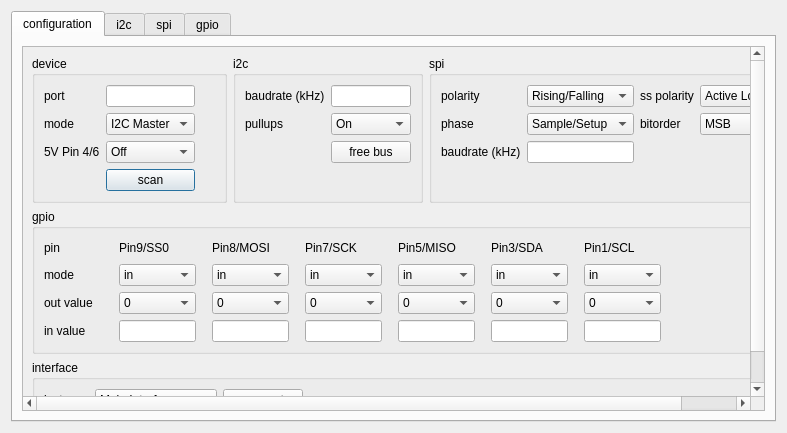
Old version of the form ScriptCommunicator/exampleScripts/WorkerScripts/TestAardvardI2cSpi/TestAardvardI2cSpi.ui in the repository szieke/ScriptCommunicator_serial-terminal.
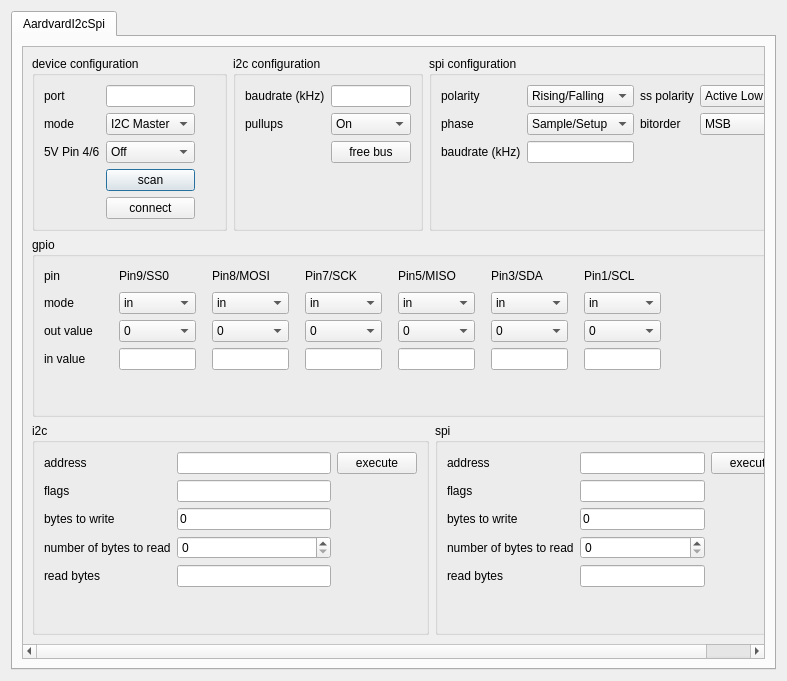
New version of the form.

Commit message: Aardvard I2C/SPI implemented.

```diff
--- a/ScriptCommunicator/exampleScripts/WorkerScripts/TestAardvardI2cSpi/TestAardvardI2cSpi.ui
+++ b/ScriptCommunicator/exampleScripts/WorkerScripts/TestAardvardI2cSpi/TestAardvardI2cSpi.ui
@@ -7,7 +7,7 @@
     <x>0</x>
     <y>0</y>
     <width>787</width>
-    <height>433</height>
+    <height>681</height>
    </rect>
   </property>
   <property name="windowTitle">
@@ -27,7 +27,7 @@
      </property>
      <widget class="QWidget" name="tabAardvardI2cSpi">
       <attribute name="title">
-       <string>configuration</string>
+       <string>AardvardI2cSpi</string>
       </attribute>
       <layout class="QVBoxLayout" name="verticalLayout_14">
        <item>
@@ -41,14 +41,14 @@
             <x>0</x>
             <y>0</y>
             <width>743</width>
-            <height>369</height>
+            <height>617</height>
            </rect>
           </property>
-          <layout class="QGridLayout" name="gridLayout_4">
+          <layout class="QGridLayout" name="gridLayout_3">
            <item row="0" column="0">
             <widget class="QGroupBox" name="groupBox_10">
              <property name="title">
-              <string>device</string>
+              <string>device configuration</string>
              </property>
              <layout class="QGridLayout" name="gridLayout_14">
               <item row="6" column="1">
@@ -163,13 +163,20 @@
                 </property>
                </widget>
               </item>
+              <item row="7" column="1">
+               <widget class="QPushButton" name="AardvardI2cConnect">
+                <property name="text">
+                 <string>connect</string>
+                </property>
+               </widget>
+              </item>
              </layout>
             </widget>
            </item>
            <item row="0" column="1">
             <widget class="QGroupBox" name="groupBox_11">
              <property name="title">
-              <string>i2c</string>
+              <string>i2c configuration</string>
              </property>
              <layout class="QGridLayout" name="gridLayout_16">
               <item row="3" column="1">
@@ -252,10 +259,10 @@
              </layout>
             </widget>
            </item>
-           <item row="0" column="2">
+           <item row="0" column="2" colspan="2">
             <widget class="QGroupBox" name="groupBox_12">
              <property name="title">
-              <string>spi</string>
+              <string>spi configuration</string>
              </property>
              <layout class="QGridLayout" name="gridLayout_15">
               <item row="1" column="1">
@@ -400,7 +407,7 @@
              </layout>
             </widget>
            </item>
-           <item row="1" column="0" colspan="3">
+           <item row="1" column="0" colspan="4">
             <widget class="QGroupBox" name="groupBox_13">
              <property name="title">
               <string>gpio</string>
@@ -894,70 +901,9 @@
             </widget>
            </item>
            <item row="2" column="0" colspan="3">
-            <widget class="QGroupBox" name="groupBox_2">
-             <property name="title">
-              <string>interface</string>
-             </property>
-             <layout class="QGridLayout" name="gridLayout_3">
-              <item row="0" column="0">
-               <widget class="QLabel" name="label_6">
-                <property name="text">
-                 <string>instance</string>
-                </property>
-               </widget>
-              </item>
-              <item row="0" column="1">
-               <widget class="QComboBox" name="AardvardI2cSpiInstance">
-                <item>
-                 <property name="text">
-                  <string>Main Interface</string>
-                 </property>
-                </item>
-                <item>
-                 <property name="text">
-                  <string>Second Interface</string>
-                 </property>
-                </item>
-               </widget>
-              </item>
-              <item row="0" column="3">
-               <spacer name="horizontalSpacer_2">
-                <property name="orientation">
-                 <enum>Qt::Horizontal</enum>
-                </property>
-                <property name="sizeHint" stdset="0">
-                 <size>
-                  <width>40</width>
-                  <height>20</height>
-                 </size>
-                </property>
-               </spacer>
-              </item>
-              <item row="0" column="2">
-               <widget class="QPushButton" name="AardvardI2cConnect">
-                <property name="text">
-                 <string>connect</string>
-                </property>
-               </widget>
-              </item>
-             </layout>
-            </widget>
-           </item>
-          </layout>
-         </widget>
-        </widget>
-       </item>
-      </layout>
-     </widget>
-     <widget class="QWidget" name="tab">
-      <attribute name="title">
-       <string>i2c</string>
-      </attribute>
-      <layout class="QGridLayout" name="gridLayout_5">
-       <item row="0" column="0" rowspan="2">
         <widget class="QGroupBox" name="groupBox">
          <property name="title">
-          <string>main interface</string>
+              <string>i2c</string>
          </property>
          <layout class="QGridLayout" name="gridLayout">
           <item row="4" column="1">
@@ -1037,10 +983,10 @@
          </layout>
         </widget>
        </item>
-       <item row="1" column="1">
+           <item row="2" column="3">
         <widget class="QGroupBox" name="groupBox_3">
          <property name="title">
-          <string>second interface</string>
+              <string>spi</string>
          </property>
          <layout class="QGridLayout" name="gridLayout_2">
           <item row="4" column="1">
@@ -1121,30 +1067,10 @@
         </widget>
        </item>
       </layout>
-      <zorder>groupBox</zorder>
-      <zorder>MainInterfaceI2cExecute</zorder>
-      <zorder>label_3</zorder>
-      <zorder>MainInterfaceI2cFlags</zorder>
-      <zorder>label</zorder>
-      <zorder>MainInterfaceI2cBytesToSend</zorder>
-      <zorder>MainInterfaceI2cAddress</zorder>
-      <zorder>verticalSpacer</zorder>
-      <zorder>MainInterfaceI2cReadBytes</zorder>
-      <zorder>label_5</zorder>
-      <zorder>label_2</zorder>
-      <zorder>MainInterfaceI2cNumberOfBytesToRead</zorder>
-      <zorder>label_4</zorder>
-      <zorder>groupBox_3</zorder>
-     </widget>
-     <widget class="QWidget" name="tab_2">
-      <attribute name="title">
-       <string>spi</string>
-      </attribute>
-     </widget>
-     <widget class="QWidget" name="tab_3">
-      <attribute name="title">
-       <string>gpio</string>
-      </attribute>
+         </widget>
+        </widget>
+       </item>
+      </layout>
      </widget>
     </widget>
    </item>
```
Left out of the diff: 28 changed lines with no effect on the pictures. Lines whose indentation alone changed are shown as unchanged. The commit also changes 7 other files.
